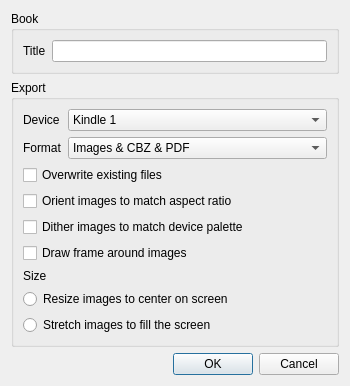
Old version of the form mangle/ui/options.ui in the repository FooSoft/mangle.
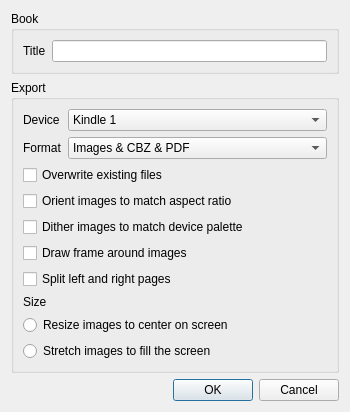
New version of the form.

Commit message:
Added "Split left and right pages" option
Also cleaned formatting according to Eclipse PyDev

```diff
--- a/mangle/ui/options.ui
+++ b/mangle/ui/options.ui
@@ -159,6 +159,13 @@
         </property>
        </widget>
       </item>
+      <item>
+       <widget class="QCheckBox" name="checkboxSplit">
+        <property name="text">
+         <string>Split left and right pages</string>
+        </property>
+       </widget>
+      </item>
         <item>
          <widget class="QLabel" name="label_3">
           <property name="text">
```
The commit also changes 9 other files.
